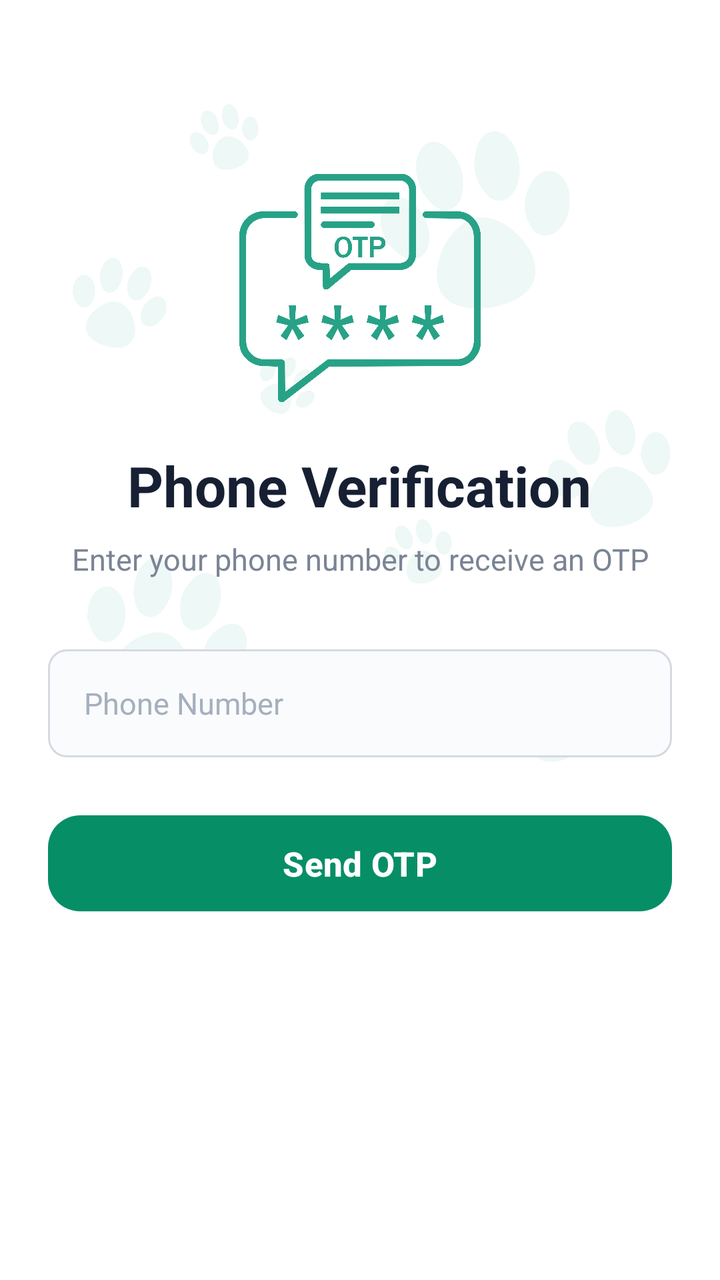
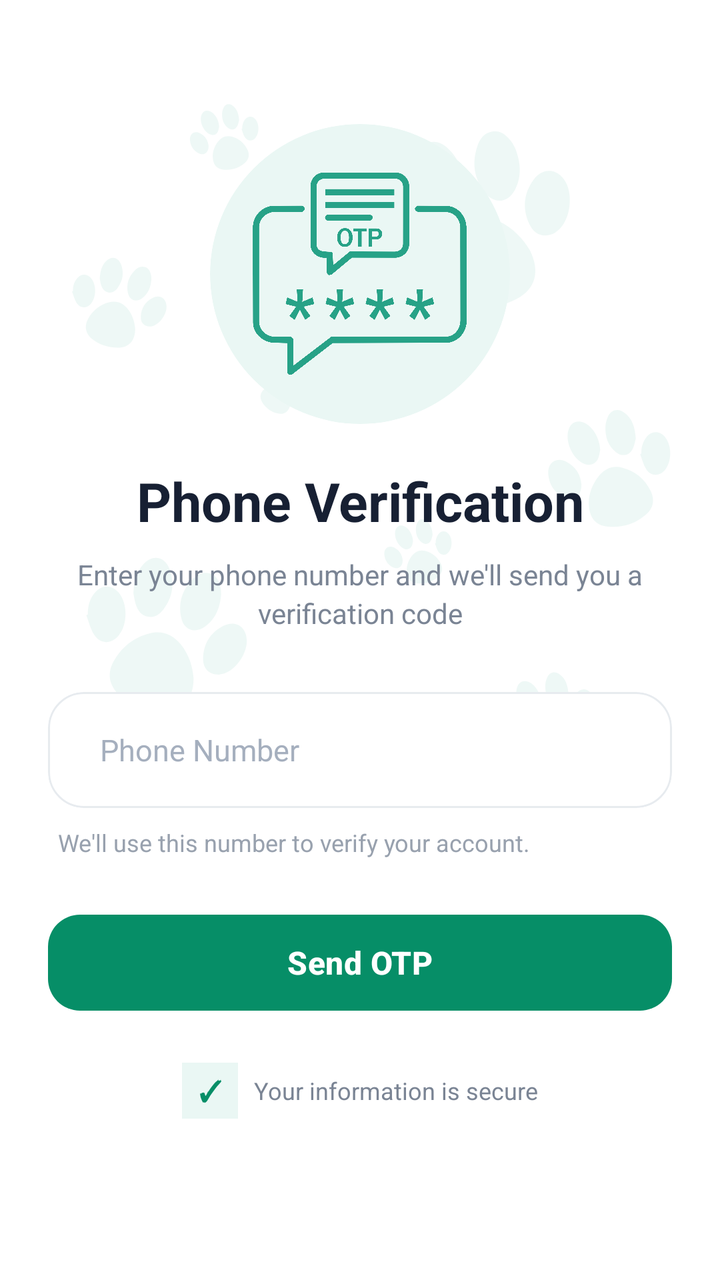

An Android layout rendered at two revisions. The XML below is the earlier revision; the diff shows what the commit changed to produce the second picture.
<!-- AndroidManifest.xml: application theme Theme.PawMate -->
<!-- res/layout/activity_phone_login.xml -->
<?xml version="1.0" encoding="utf-8"?>
<ScrollView
    xmlns:android="http://schemas.android.com/apk/res/android"
    xmlns:app="http://schemas.android.com/apk/res-auto"
    android:layout_width="match_parent"
    android:layout_height="match_parent"
    android:fillViewport="true"
    android:background="@drawable/back">

    <LinearLayout
        android:layout_width="match_parent"
        android:layout_height="wrap_content"
        android:orientation="vertical"
        android:gravity="center_horizontal"
        android:padding="24dp">

        <ImageView
            android:layout_width="130dp"
            android:layout_height="130dp"
            android:layout_marginTop="55dp"
            android:src="@drawable/otp"
            android:scaleType="centerInside"
            android:contentDescription="Phone verification" />

        <TextView
            android:layout_width="wrap_content"
            android:layout_height="wrap_content"
            android:layout_marginTop="15dp"
            android:text="Phone Verification"
            android:textColor="#172033"
            android:textSize="28sp"
            android:textStyle="bold" />

        <TextView
            android:layout_width="match_parent"
            android:layout_height="wrap_content"
            android:layout_marginTop="8dp"
            android:gravity="center"
            android:text="Enter your phone number to receive an OTP"
            android:textColor="#7A8494"
            android:textSize="15sp" />

        <EditText
            android:id="@+id/etPhone"
            android:layout_width="match_parent"
            android:layout_height="54dp"
            android:layout_marginTop="35dp"
            android:background="@drawable/edittext_background"
            android:hint="Phone Number"
            android:inputType="phone"
            android:paddingStart="18dp"
            android:paddingEnd="18dp"
            android:singleLine="true"
            android:textColor="@color/primary"
            android:textColorHint="#A5AFBE"
            android:textSize="15sp" />

        <com.google.android.material.button.MaterialButton
            android:id="@+id/btnSendOTP"
            android:layout_width="match_parent"
            android:layout_height="56dp"
            android:layout_marginTop="25dp"
            android:text="Send OTP"
            android:textAllCaps="false"
            android:textColor="@color/white"
            android:textSize="17sp"
            android:textStyle="bold"
            app:backgroundTint="@color/primary"
            app:cornerRadius="16dp" />

    </LinearLayout>

</ScrollView>
<!-- resources referenced by this layout -->
<resources>
  <color name="primary"> #068E67</color>
  <color name="white">#FFFFFFFF</color>
  <!-- drawable back: png bitmap (drawable, 42297 bytes) -->
  <!-- drawable edittext_background (drawable) -->
  <?xml version="1.0" encoding="utf-8"?>
  <shape xmlns:android="http://schemas.android.com/apk/res/android"
      android:shape="rectangle">
  
      <solid android:color="#FAFBFC" />
  
      <stroke
          android:width="1dp"
          android:color="#D5DAE1" />
  
      <corners android:radius="9dp" />
  
      <padding
          android:left="16dp"
          android:right="16dp"
          android:top="5dp"
          android:bottom="5dp" />
  
  </shape>
  <!-- drawable otp: png bitmap (drawable, 110964 bytes) -->
  <style name="Theme.PawMate" parent="Base.Theme.PawMate" />
  <style name="Base.Theme.PawMate" parent="Theme.Material3.DayNight.NoActionBar">
          
          
      </style>
</resources>

<!-- the commit's change to res/layout/activity_phone_login.xml (unified diff, before → after) -->
@@ -5,68 +5,192 @@
     android:layout_width="match_parent"
     android:layout_height="match_parent"
     android:fillViewport="true"
-    android:background="@drawable/back">
+    android:background="@drawable/back"
+    android:clipToPadding="false"
+    android:scrollbars="none">
 
     <LinearLayout
         android:layout_width="match_parent"
         android:layout_height="wrap_content"
         android:orientation="vertical"
         android:gravity="center_horizontal"
-        android:padding="24dp">
+        android:paddingStart="24dp"
+        android:paddingEnd="24dp"
+        android:paddingTop="32dp"
+        android:paddingBottom="40dp">
 
-        <ImageView
-            android:layout_width="130dp"
-            android:layout_height="130dp"
-            android:layout_marginTop="55dp"
-            android:src="@drawable/otp"
-            android:scaleType="centerInside"
-            android:contentDescription="Phone verification" />
+
+        
+        
+        
+
+        <com.google.android.material.card.MaterialCardView
+            android:layout_width="150dp"
+            android:layout_height="150dp"
+            android:layout_marginTop="30dp"
+            app:cardCornerRadius="75dp"
+            app:cardElevation="0dp"
+            app:cardBackgroundColor="#EAF7F4"
+            app:strokeWidth="0dp">
+
+            <ImageView
+                android:layout_width="115dp"
+                android:layout_height="115dp"
+                android:layout_gravity="center"
+                android:src="@drawable/otp"
+                android:scaleType="centerInside"
+                android:contentDescription="Phone verification" />
+
+        </com.google.android.material.card.MaterialCardView>
+
+
+        
+        
+        
 
         <TextView
             android:layout_width="wrap_content"
             android:layout_height="wrap_content"
-            android:layout_marginTop="15dp"
+            android:layout_marginTop="24dp"
             android:text="Phone Verification"
             android:textColor="#172033"
-            android:textSize="28sp"
-            android:textStyle="bold" />
+            android:textSize="27sp"
+            android:textStyle="bold"
+            android:gravity="center"
+            android:includeFontPadding="false" />
+
+
+        
+        
+        
 
         <TextView
             android:layout_width="match_parent"
             android:layout_height="wrap_content"
-            android:layout_marginTop="8dp"
+            android:layout_marginTop="10dp"
+            android:paddingStart="12dp"
+            android:paddingEnd="12dp"
             android:gravity="center"
-            android:text="Enter your phone number to receive an OTP"
+            android:text="Enter your phone number and we'll send you a verification code"
             android:textColor="#7A8494"
-            android:textSize="15sp" />
+            android:textSize="14sp"
+            android:lineSpacingExtra="3dp" />
 
-        <EditText
-            android:id="@+id/etPhone"
+
+        
+        
+        
+
+        <com.google.android.material.card.MaterialCardView
             android:layout_width="match_parent"
-            android:layout_height="54dp"
-            android:layout_marginTop="35dp"
-            android:background="@drawable/edittext_background"
-            android:hint="Phone Number"
-            android:inputType="phone"
-            android:paddingStart="18dp"
-            android:paddingEnd="18dp"
-            android:singleLine="true"
-            android:textColor="@color/primary"
-            android:textColorHint="#A5AFBE"
-            android:textSize="15sp" />
+            android:layout_height="wrap_content"
+            android:layout_marginTop="30dp"
+            app:cardCornerRadius="18dp"
+            app:cardElevation="0dp"
+            app:cardBackgroundColor="#FFFFFF"
+            app:strokeColor="#E7EBEF"
+            app:strokeWidth="1dp">
+
+            <LinearLayout
+                android:layout_width="match_parent"
+                android:layout_height="58dp"
+                android:orientation="horizontal"
+                android:gravity="center_vertical"
+                android:paddingStart="16dp"
+                android:paddingEnd="12dp">
+
+
+
+
+                
+
+                <EditText
+                    android:id="@+id/etPhone"
+                    android:layout_width="0dp"
+                    android:layout_height="match_parent"
+                    android:layout_weight="1"
+                    android:layout_marginStart="10dp"
+                    android:background="@android:color/transparent"
+                    android:hint="Phone Number"
+                    android:inputType="phone"
+                    android:singleLine="true"
+                    android:paddingStart="0dp"
+                    android:paddingEnd="0dp"
+                    android:textColor="#172033"
+                    android:textColorHint="#A5AFBE"
+                    android:textSize="15sp"
+                    android:importantForAutofill="yes" />
+
+            </LinearLayout>
+
+        </com.google.android.material.card.MaterialCardView>
+
+
+        
+        
+        
+
+        <TextView
+            android:layout_width="match_parent"
+            android:layout_height="wrap_content"
+            android:layout_marginTop="9dp"
+            android:paddingStart="5dp"
+            android:text="We'll use this number to verify your account."
+            android:textColor="#98A1AE"
+            android:textSize="12sp" />
+
+
+        
+        
+        
 
         <com.google.android.material.button.MaterialButton
             android:id="@+id/btnSendOTP"
             android:layout_width="match_parent"
             android:layout_height="56dp"
-            android:layout_marginTop="25dp"
+            android:layout_marginTop="24dp"
             android:text="Send OTP"
             android:textAllCaps="false"
             android:textColor="@color/white"
-            android:textSize="17sp"
+            android:textSize="16sp"
             android:textStyle="bold"
+            android:letterSpacing="0.01"
             app:backgroundTint="@color/primary"
-            app:cornerRadius="16dp" />
+            app:cornerRadius="16dp"
+            app:elevation="0dp"
+            app:rippleColor="#30FFFFFF" />
+
+
+        
+        
+        
+
+        <LinearLayout
+            android:layout_width="wrap_content"
+            android:layout_height="wrap_content"
+            android:layout_marginTop="22dp"
+            android:gravity="center_vertical"
+            android:orientation="horizontal">
+
+            <TextView
+                android:layout_width="28dp"
+                android:layout_height="28dp"
+                android:gravity="center"
+                android:text="✓"
+                android:textColor="@color/primary"
+                android:textSize="14sp"
+                android:textStyle="bold"
+                android:background="#EAF7F4" />
+
+            <TextView
+                android:layout_width="wrap_content"
+                android:layout_height="wrap_content"
+                android:layout_marginStart="8dp"
+                android:text="Your information is secure"
+                android:textColor="#7A8494"
+                android:textSize="12sp" />
+
+        </LinearLayout>
 
     </LinearLayout>
 
<!-- resource entries referenced after the edit -->
@@ -3,26 +3,6 @@
   <color name="primary"> #068E67</color>
   <color name="white">#FFFFFFFF</color>
   <!-- drawable back: png bitmap (drawable, 42297 bytes) -->
-  <!-- drawable edittext_background (drawable) -->
-  <?xml version="1.0" encoding="utf-8"?>
-  <shape xmlns:android="http://schemas.android.com/apk/res/android"
-      android:shape="rectangle">
-  
-      <solid android:color="#FAFBFC" />
-  
-      <stroke
-          android:width="1dp"
-          android:color="#D5DAE1" />
-  
-      <corners android:radius="9dp" />
-  
-      <padding
-          android:left="16dp"
-          android:right="16dp"
-          android:top="5dp"
-          android:bottom="5dp" />
-  
-  </shape>
   <!-- drawable otp: png bitmap (drawable, 110964 bytes) -->
   <style name="Theme.PawMate" parent="Base.Theme.PawMate" />
   <style name="Base.Theme.PawMate" parent="Theme.Material3.DayNight.NoActionBar">
